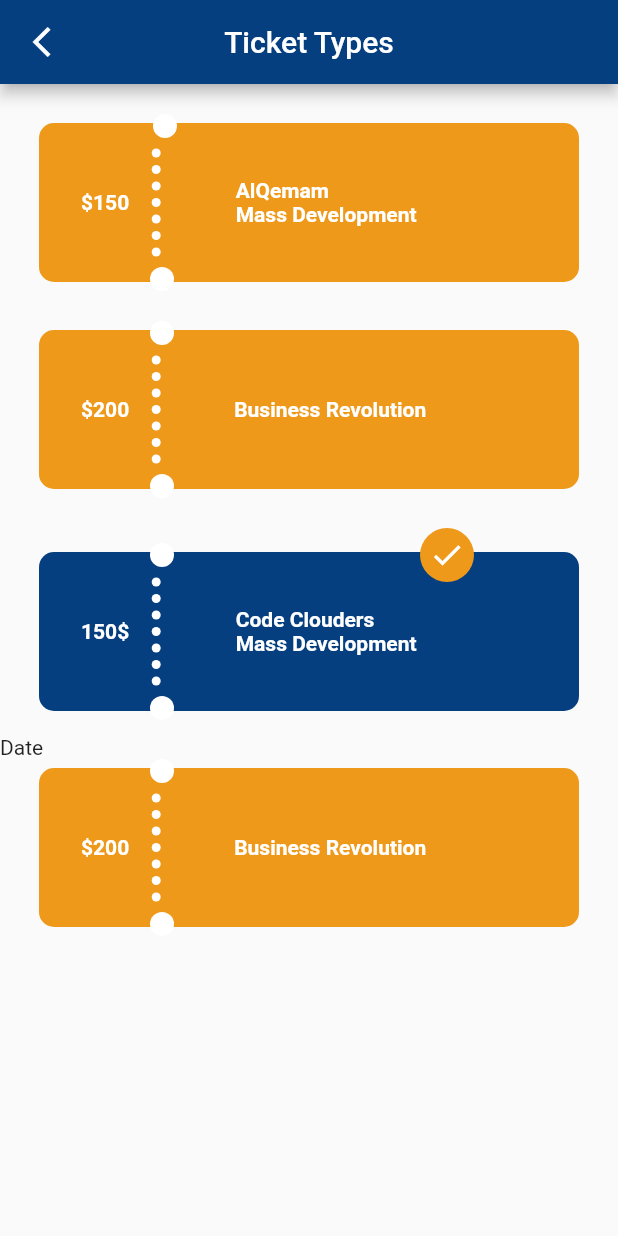
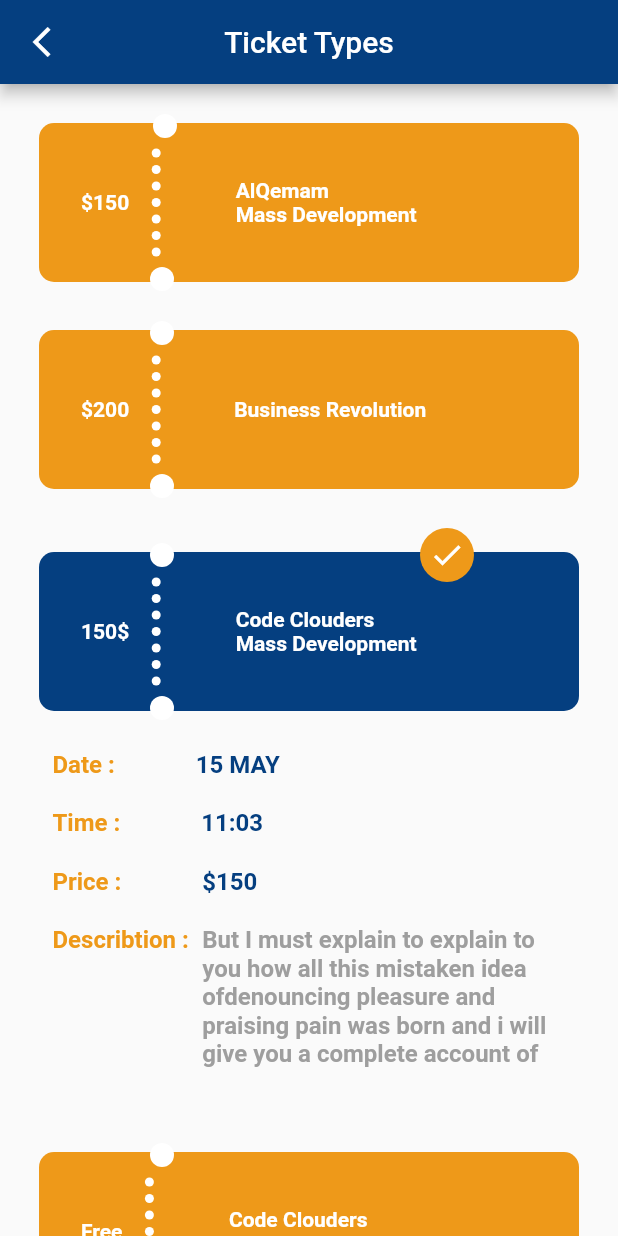
Before and after one commit to Sara-Mohamed22/Event-organizer, a Flutter app: the TicketTypeScreen screen opened directly, on a phone screen of 412 x 824 dp. Run offline on Flutter 3.47's test engine with Material 2 defaults, Android fonts, the phone set to English and light mode, and no system bars; our stand-ins replace bloc, flutter_bloc, font_awesome_flutter, google_maps_flutter, hexcolor, video_player and 1 more; network calls fail.

Commit message:
final UI screen

```diff
--- a/lib/module/homePage/TicketTypeScreen.dart
+++ b/lib/module/homePage/TicketTypeScreen.dart
@@ -1,4 +1,5 @@
 
+import 'package:flutter/cupertino.dart';
 import 'package:flutter/material.dart';
 import 'package:untitled1/constant.dart';
 
@@ -314,13 +315,86 @@ class TicketTypeScreen extends StatelessWidget {
               ),
             ),
 
-            Column(children: [
-              Row(
-                children: [
-                  Text('Date')
-                ],
-              )
-            ],),
+            Padding(
+              padding: const EdgeInsets.symmetric(horizontal: 35.0),
+
+              child: Column(children: [
+
+                SizedBox(height: 10,),
+                Row(
+                  children: [
+                    Text('Date : ' ,
+                      style: TextStyle(
+                          fontWeight: FontWeight.bold ,
+                          color: btnColor ,
+                          fontSize: 16),),
+                    SizedBox(width: 50,),
+                    Text('15 MAY ' ,style: TextStyle(
+                        fontWeight: FontWeight.w600 ,
+                        color: defColor ,
+                        fontSize: 16),),
+                  ],
+                ),
+                SizedBox(height: 20,),
+                Row(
+                  children: [
+                    Text('Time : ' ,
+                      style: TextStyle(
+                          fontWeight: FontWeight.bold ,
+                          color: btnColor ,
+                          fontSize: 16),),
+                    SizedBox(width: 50,),
+                    Text('11:03 ' ,style: TextStyle(
+                        fontWeight: FontWeight.w600 ,
+                        color: defColor ,
+                        fontSize: 16),),
+                  ],
+                ),
+                SizedBox(height: 20,),
+
+                Row(
+                  children: [
+                    Text('Price : ' ,
+                      style: TextStyle(
+                          fontWeight: FontWeight.bold ,
+                          color: btnColor ,
+                          fontSize: 16),),
+                    SizedBox(width: 50,),
+                    Text('\$150 ' ,style: TextStyle(
+                        fontWeight: FontWeight.w600 ,
+                        color: defColor ,
+                        fontSize: 16),),
+                  ],
+                ),
+                SizedBox(height: 20,),
+
+                Row(
+                  crossAxisAlignment: CrossAxisAlignment.start,
+                  children: [
+                    Text('Describtion : ' ,
+                      style: TextStyle(
+                          fontWeight: FontWeight.bold ,
+                          color: btnColor ,
+                          fontSize: 16),),
+                    SizedBox(width: 5,),
+                    Expanded(
+                     child:
+                      Text('But I must explain to explain to you how all this mistaken idea of'
+                          'denouncing pleasure and praising pain was born and i '
+                          'will give you a complete account of the system '
+                          '\n'
+                          'And expound the actual teachings of the great explorer of the truth ' ,maxLines: 5,style: TextStyle(
+                          fontWeight: FontWeight.w600 ,
+                          color: Colors.grey ,
+                          fontSize: 16),),
+                    ),
+                  ],
+                ),
+
+                SizedBox(height: 50,),
+
+              ],),
+            ),
 
             Padding(
               padding: const EdgeInsets.symmetric(horizontal: 20.0),
@@ -342,7 +416,7 @@ class TicketTypeScreen extends StatelessWidget {
                               children: [
                                 Padding(
                                   padding: const EdgeInsets.symmetric(horizontal: 3.0),
-                                  child: Text('\$200' ,
+                                  child: Text('Free' ,
                                     style: TextStyle(color: Colors.white , fontWeight: FontWeight.bold ),),
                                 ),
 
@@ -371,13 +445,13 @@ class TicketTypeScreen extends StatelessWidget {
 
                                   ],
                                 ),
-                                SizedBox(width: 49,),
+                                SizedBox(width: 50,),
                                 Column(
                                   crossAxisAlignment: CrossAxisAlignment.start,
                                   children: [
-                                    Text('Business Revolution', style: TextStyle(color: Colors.white , fontWeight: FontWeight.bold),),
-                                    /* Text('Mass Development', style: TextStyle(color: Colors.white ,
-                                        fontWeight: FontWeight.bold),)*/
+                                    Text('Code Clouders', style: TextStyle(color: Colors.white , fontWeight: FontWeight.bold),),
+                                     Text('Mass Development', style: TextStyle(color: Colors.white ,
+                                        fontWeight: FontWeight.bold),)
 
                                   ],)
                               ],
--- a/lib/module/homePage/invitationDetails.dart
+++ b/lib/module/homePage/invitationDetails.dart
@@ -31,7 +31,10 @@ class _InvitationDetailState extends State<InvitationDetail> {
   double _volume = 100;
   bool _muted = false;
 
-  String videoURL = "https://www.youtube.com/watch?v=9_tZFByeaxA";
+  String day = 'Day 01' ;
+
+  //String videoURL = "https://www.youtube.com/watch?v=9_tZFByeaxA";
+  String videoURL = "https://www.youtube.com/watch?v=gnAsLyGzh_4" ;
 
   // final List<String> _ids2 = [
   //   't0Q2otsqC4I',
@@ -477,15 +480,22 @@ class _InvitationDetailState extends State<InvitationDetail> {
                               physics: NeverScrollableScrollPhysics(),
                               itemCount: agenda.length,
                               itemBuilder: (context, index) =>
-                                  Container(
+                                  InkWell(
+                                    onTap: (){
+                                      print('day');
+                                    },
+                                    child: Container(
                                       width: 80,
                                       height: 30,
                                       decoration: BoxDecoration(
                                         color: agenda[index]== agenda.first ? btnColor : HexColor('#FBFBFB'),
                                         borderRadius: BorderRadius.circular(10)
                                       ),
-                                    child: Center(child: Text('${agenda[index]}' , style: TextStyle(color: agenda[index]== agenda.first  ? Colors.white : Colors.grey )))
+                                      child: Center(child: Text('${agenda[index]}' ,
+                                          style: TextStyle(
+                                              color: agenda[index]== agenda.first  ? Colors.white : Colors.grey )))
 
+                                      ),
                                   ),
                               separatorBuilder: (context, index) =>
                                   SizedBox(width: 20,),
--- a/lib/module/homePage/myHome.dart
+++ b/lib/module/homePage/myHome.dart
@@ -358,7 +358,7 @@ class _HomePageState extends State<HomePage> {
                 ],
               ) ,
 
-              SizedBox(height: 20,),
+            /*  SizedBox(height: 20,),
               Padding(
                 padding: const EdgeInsets.only(left: 10.0),
                 child: Text('Location' , style: TextStyle(color: defColor , fontWeight: FontWeight.bold),),
@@ -438,7 +438,7 @@ class _HomePageState extends State<HomePage> {
                     ],),
                   ),
                 ),
-              )
+              )*/
 
 
 
```
Lines whose indentation alone changed are shown as unchanged.
